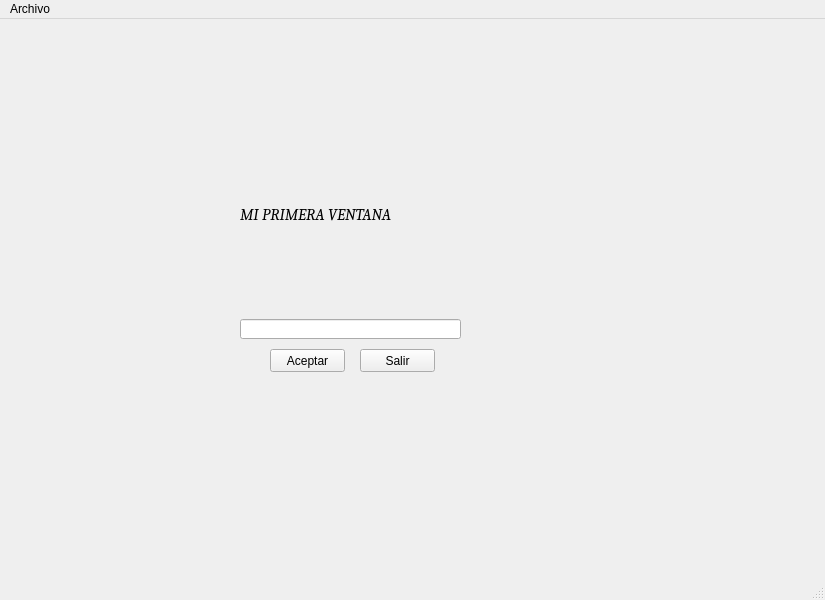
Qt form window.ui (PortelaAtenea/BasicInterface) before a commit.
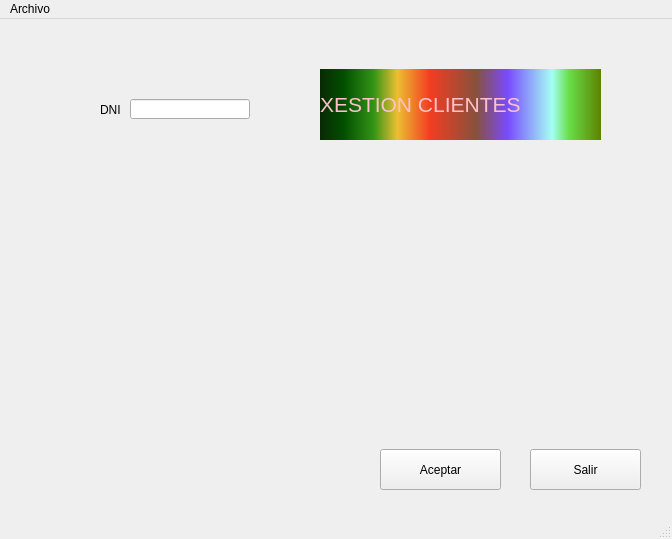
The same form after that commit.

Commit message: Modulo cliente

The edit to the form file:
```diff
--- a/window.ui
+++ b/window.ui
@@ -6,8 +6,8 @@
    <rect>
     <x>0</x>
     <y>0</y>
-    <width>825</width>
-    <height>600</height>
+    <width>672</width>
+    <height>539</height>
    </rect>
   </property>
   <property name="windowTitle">
@@ -17,10 +17,10 @@
    <widget class="QPushButton" name="btnAceptar">
     <property name="geometry">
      <rect>
-      <x>270</x>
-      <y>330</y>
-      <width>75</width>
-      <height>23</height>
+      <x>380</x>
+      <y>430</y>
+      <width>121</width>
+      <height>41</height>
      </rect>
     </property>
     <property name="text">
@@ -30,56 +30,96 @@
    <widget class="QLabel" name="lblTitulo">
     <property name="geometry">
      <rect>
-      <x>240</x>
-      <y>170</y>
-      <width>191</width>
-      <height>51</height>
+      <x>320</x>
+      <y>50</y>
+      <width>281</width>
+      <height>71</height>
      </rect>
     </property>
     <property name="font">
      <font>
-      <family>Caladea</family>
-      <pointsize>12</pointsize>
-      <italic>true</italic>
+      <family>Arial</family>
+      <pointsize>16</pointsize>
+      <weight>50</weight>
+      <italic>false</italic>
+      <bold>false</bold>
      </font>
     </property>
-    <property name="text">
-     <string>MI PRIMERA VENTANA</string>
+    <property name="styleSheet">
+     <string notr="true">color: pink;
+border-color: rgb(0, 0, 0);
+font: 16pt &quot;Arial&quot;;
+background-color: qlineargradient(spread:pad, x1:0, y1:0, x2:1, y2:0, stop:0 rgba(9, 41, 4, 255), stop:0.085 rgba(2, 79, 0, 255), stop:0.19 rgba(50, 147, 22, 255), stop:0.275 rgba(236, 191, 49, 255), stop:0.39 rgba(243, 61, 34, 255), stop:0.555 rgba(135, 81, 60, 255), stop:0.667 rgba(121, 75, 255, 255), stop:0.825 rgba(164, 255, 244, 255), stop:0.885 rgba(104, 222, 71, 255), stop:1 rgba(93, 128, 0, 255));
+</string>
     </property>
-   </widget>
-   <widget class="QLineEdit" name="txtDatos">
-    <property name="geometry">
-     <rect>
-      <x>240</x>
-      <y>300</y>
-      <width>221</width>
-      <height>20</height>
-     </rect>
+    <property name="text">
+     <string>XESTION CLIENTES</string>
     </property>
    </widget>
    <widget class="QPushButton" name="btnSalir">
     <property name="geometry">
      <rect>
-      <x>360</x>
-      <y>330</y>
-      <width>75</width>
-      <height>23</height>
+      <x>530</x>
+      <y>430</y>
+      <width>111</width>
+      <height>41</height>
      </rect>
     </property>
     <property name="text">
      <string>Salir</string>
     </property>
    </widget>
+   <widget class="QLabel" name="lblDni">
+    <property name="geometry">
+     <rect>
+      <x>100</x>
+      <y>70</y>
+      <width>31</width>
+      <height>41</height>
+     </rect>
+    </property>
+    <property name="text">
+     <string>DNI</string>
+    </property>
+   </widget>
+   <widget class="QLineEdit" name="txtDni">
+    <property name="geometry">
+     <rect>
+      <x>130</x>
+      <y>80</y>
+      <width>120</width>
+      <height>20</height>
+     </rect>
+    </property>
+   </widget>
+   <widget class="QLabel" name="lblValidoDni">
+    <property name="geometry">
+     <rect>
+      <x>260</x>
+      <y>82</y>
+      <width>51</width>
+      <height>21</height>
+     </rect>
+    </property>
+    <property name="text">
+     <string/>
+    </property>
+   </widget>
   </widget>
   <widget class="QMenuBar" name="menubar">
    <property name="geometry">
     <rect>
      <x>0</x>
      <y>0</y>
-     <width>825</width>
-     <height>21</height>
+     <width>672</width>
+     <height>29</height>
     </rect>
    </property>
+   <property name="styleSheet">
+    <string notr="true">font: 16pt &quot;Miriam Mono CLM&quot;;
+alternate-background-color: rgb(255, 170, 255);
+</string>
+   </property>
    <widget class="QMenu" name="menuArchivo">
     <property name="title">
      <string>Archivo</string>
```
Left out of the diff: 30 changed lines with no effect on the pictures. The commit also changes 4 other files.
